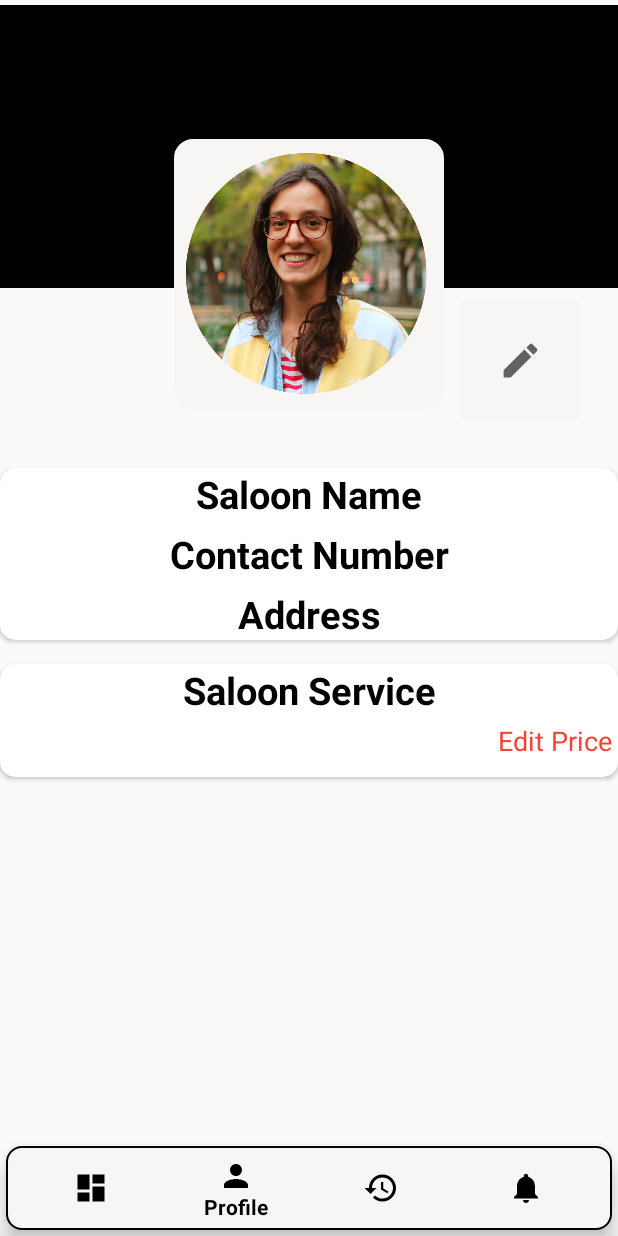
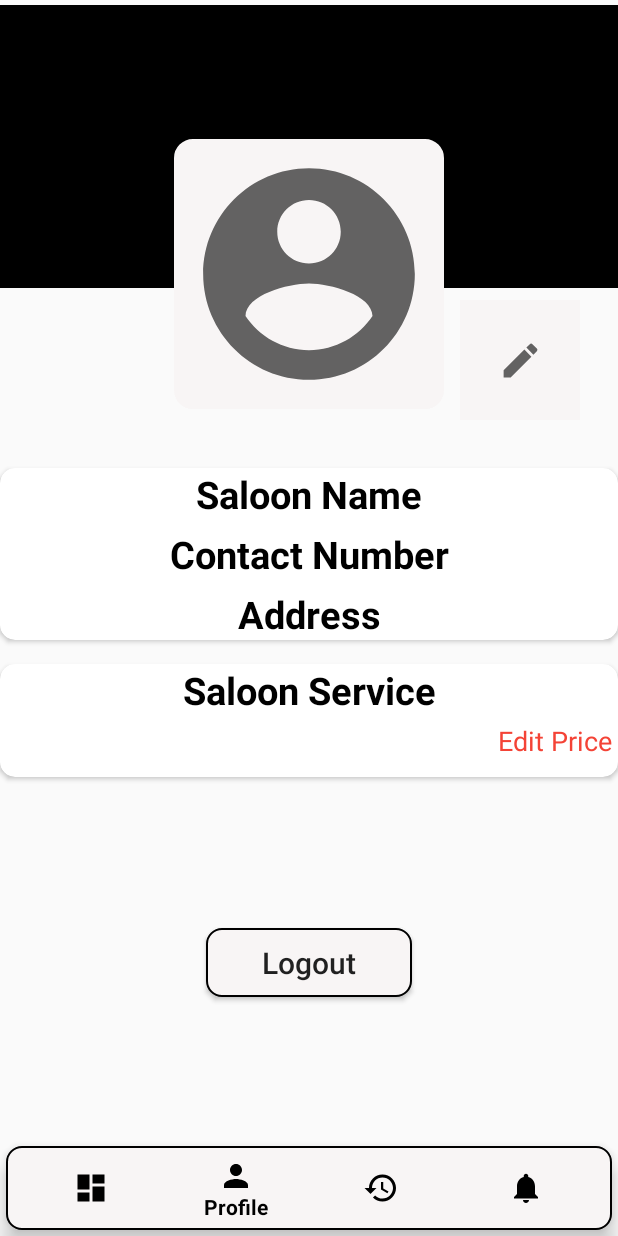
Before and after one commit to LeadNSol/SaloonAppointmentScheduling, an Android app: the SaloonDashboardActivity screen opened directly, with no data from a screen before it, item 2 of the bottom bar chosen, on a phone screen of 412 x 824 dp. Run offline under Robolectric (Android 15) with nearby library versions, the light colour scheme and no system bars; our stand-ins replace Firebase (no records; nobody signed in at launch, a user with empty details on screens opened directly); libraries missing offline, so code that uses them is left out: com.firebase.ui, gun0912.tedbottompicker.

Commit message:
Customer(Bottom Nav, Profile (LoadData + Update Profile), Logout

```diff
--- a/app/build.gradle
+++ b/app/build.gradle
@@ -42,6 +42,8 @@ dependencies {
     testImplementation 'junit:junit:4.13'
     androidTestImplementation 'androidx.test.ext:junit:1.1.2'
     androidTestImplementation 'androidx.test.espresso:espresso-core:3.3.0'
+    /*firebase ui*/
+    implementation 'com.firebaseui:firebase-ui-auth:4.3.1'
 
     // Image Picker dy
     implementation 'gun0912.ted:tedbottompicker:2.0.1'
--- a/app/src/main/java/com/leadnsolutions/saloonappointmentscheduling/activity/SplashActivity.java
+++ b/app/src/main/java/com/leadnsolutions/saloonappointmentscheduling/activity/SplashActivity.java
@@ -21,7 +21,7 @@ import java.util.Objects;
 import pub.devrel.easypermissions.AppSettingsDialog;
 import pub.devrel.easypermissions.EasyPermissions;
 
-public class SplashActivity extends AppCompatActivity implements View.OnClickListener,EasyPermissions.PermissionCallbacks {
+public class SplashActivity extends AppCompatActivity implements View.OnClickListener, EasyPermissions.PermissionCallbacks {
     private final static int SPLASH_DURATION = 1000;
     private static final int RC_VIDEO_APP_PERM = 124;
     private static final int RC_SETTINGS_SCREEN_PERM = 123;
--- a/app/src/main/java/com/leadnsolutions/saloonappointmentscheduling/saloon/SaloonDashboardActivity.java
+++ b/app/src/main/java/com/leadnsolutions/saloonappointmentscheduling/saloon/SaloonDashboardActivity.java
@@ -1,9 +1,7 @@
 package com.leadnsolutions.saloonappointmentscheduling.saloon;
 
 import android.os.Bundle;
-import android.view.MenuItem;
 
-import androidx.annotation.NonNull;
 import androidx.appcompat.app.AppCompatActivity;
 import androidx.fragment.app.Fragment;
 
@@ -15,15 +13,14 @@ import com.leadnsolutions.saloonappointmentscheduling.saloon.fragments.Notificat
 import com.leadnsolutions.saloonappointmentscheduling.saloon.fragments.ProfileFragment;
 import com.leadnsolutions.saloonappointmentscheduling.utils.UtilClass;
 
+import java.util.Objects;
+
 public class SaloonDashboardActivity extends AppCompatActivity {
 
-    private Fragment fragment;
+    Fragment fragment;
     private BottomNavigationView.OnNavigationItemSelectedListener mOnNavigationItemSelectedListener
-            = new BottomNavigationView.OnNavigationItemSelectedListener() {
+            = item -> {
 
-        @Override
-        public boolean onNavigationItemSelected(@NonNull MenuItem item) {
-            Fragment fragment;
         switch (item.getItemId()) {
             case R.id.navigation_dashboard:
 
@@ -46,14 +43,13 @@ public class SaloonDashboardActivity extends AppCompatActivity {
                 return true;
         }
         return false;
-        }
     };
 
     @Override
     protected void onCreate(Bundle savedInstanceState) {
         super.onCreate(savedInstanceState);
         setContentView(R.layout.activity_saloon_dashboard);
-        getSupportActionBar().hide();
+        Objects.requireNonNull(getSupportActionBar()).hide();
 
         BottomNavigationView navigation = findViewById(R.id.navigation);
         navigation.setOnNavigationItemSelectedListener(mOnNavigationItemSelectedListener);
--- a/app/src/main/java/com/leadnsolutions/saloonappointmentscheduling/saloon/fragments/ProfileFragment.java
+++ b/app/src/main/java/com/leadnsolutions/saloonappointmentscheduling/saloon/fragments/ProfileFragment.java
@@ -2,6 +2,7 @@ package com.leadnsolutions.saloonappointmentscheduling.saloon.fragments;
 
 import android.Manifest;
 import android.app.Dialog;
+import android.content.Intent;
 import android.content.pm.PackageManager;
 import android.graphics.Color;
 import android.graphics.drawable.ColorDrawable;
@@ -26,6 +27,7 @@ import androidx.core.app.ActivityCompat;
 import androidx.fragment.app.Fragment;
 
 import com.bumptech.glide.Glide;
+import com.firebase.ui.auth.AuthUI;
 import com.google.firebase.database.DataSnapshot;
 import com.google.firebase.database.DatabaseError;
 import com.google.firebase.database.DatabaseReference;
@@ -36,6 +38,7 @@ import com.google.firebase.storage.StorageReference;
 import com.google.firebase.storage.UploadTask;
 import com.google.gson.Gson;
 import com.leadnsolutions.saloonappointmentscheduling.R;
+import com.leadnsolutions.saloonappointmentscheduling.activity.SplashActivity;
 import com.leadnsolutions.saloonappointmentscheduling.saloon.model.SaloonModel;
 import com.leadnsolutions.saloonappointmentscheduling.utils.AppConstant;
 import com.leadnsolutions.saloonappointmentscheduling.utils.sharedPref.SharedPrefHelper;
@@ -58,6 +61,7 @@ public class ProfileFragment<updateDialog> extends Fragment {
     private Dialog priceDialog;
     private Uri imageUri;
     private UploadTask mUploadTask;
+    Button btnSLogout;
 
     public ProfileFragment() {
     }
@@ -82,18 +86,29 @@ public class ProfileFragment<updateDialog> extends Fragment {
         if (mActivity != null && mActivity.getSupportActionBar() != null) {
             mActivity.getSupportActionBar().hide();
         }
-        saloonProfileImg = view.findViewById(R.id.img_saloon_profile);
-        profileName = view.findViewById(R.id.profile_saloon_saloon_name);
+        saloonProfileImg = view.findViewById(R.id.saloon_profile_image);
+        profileName = view.findViewById(R.id.profile_saloon_name);
         profileNumber = view.findViewById(R.id.profile_saloon_phone);
         profileAddress = view.findViewById(R.id.profile_saloon_address);
         editPrice = view.findViewById(R.id.tv_edit_service_price);
-        ImageButton btnEditProfile = view.findViewById(R.id.btn_edit_info);
+        btnSLogout=view.findViewById(R.id.btn_saloon_logout);
+        ImageButton btnEditProfile = view.findViewById(R.id.btn_saloon_info_edit);
         editPrice.setOnClickListener(v -> editServicePrice());
 
 
         btnEditProfile.setOnClickListener(v -> showUpdateDialog());
 
         loadProfileData();
+        btnSLogout.setOnClickListener(view -> saloonLogout());
+    }
+
+    private void saloonLogout() {
+        SharedPrefHelper.getmHelper().clearPreferences();
+        AuthUI.getInstance()
+                .signOut(mActivity)
+                .addOnCompleteListener(task -> {
+                    mActivity.startActivity(new Intent(mActivity, SplashActivity.class));
+                });
     }
 
     private void loadProfileData() {
@@ -121,7 +136,7 @@ public class ProfileFragment<updateDialog> extends Fragment {
 
                 @Override
                 public void onCancelled(@NonNull DatabaseError error) {
-
+                    Toast.makeText(mActivity, (CharSequence) error, Toast.LENGTH_SHORT).show();
                 }
             });
         }
--- a/app/src/main/res/layout/fragment_profile.xml
+++ b/app/src/main/res/layout/fragment_profile.xml
@@ -32,24 +32,24 @@
         android:layout_marginTop="50dp"
         android:background="@drawable/style_image_bg"
         android:elevation="10dp"
-        app:layout_constraintBottom_toTopOf="@+id/saloon_profile_cardView"
+        app:layout_constraintBottom_toTopOf="@+id/customer_profile_cardview"
         app:layout_constraintEnd_toEndOf="parent"
         app:layout_constraintStart_toStartOf="parent"
         app:layout_constraintTop_toTopOf="parent">
 
         <ImageView
-            android:id="@+id/img_saloon_profile"
+            android:id="@+id/saloon_profile_image"
             android:layout_width="175dp"
             android:layout_height="175dp"
             android:layout_centerInParent="true"
             android:layout_margin="5dp"
             android:background="@color/colorWhite"
             android:contentDescription="@string/todo"
-            android:src="@drawable/circular_image" />
+            android:src="@drawable/ic_baseline_account_circle_24" />
     </RelativeLayout>
 
     <androidx.cardview.widget.CardView
-        android:id="@+id/saloon_profile_cardView"
+        android:id="@+id/customer_profile_cardview"
         android:layout_width="0dp"
         android:layout_height="wrap_content"
         android:layout_marginTop="120dp"
@@ -59,7 +59,7 @@
         app:layout_constraintTop_toTopOf="@+id/guideline">
 
         <TextView
-            android:id="@+id/profile_saloon_saloon_name"
+            android:id="@+id/profile_saloon_name"
             android:layout_width="match_parent"
             android:layout_height="wrap_content"
             android:gravity="center"
@@ -101,7 +101,7 @@
         app:cardCornerRadius="10dp"
         app:layout_constraintEnd_toEndOf="parent"
         app:layout_constraintStart_toStartOf="parent"
-        app:layout_constraintTop_toBottomOf="@+id/saloon_profile_cardView">
+        app:layout_constraintTop_toBottomOf="@+id/customer_profile_cardview">
 
         <LinearLayout
             android:layout_width="match_parent"
@@ -142,7 +142,7 @@
     </androidx.cardview.widget.CardView>
 
     <ImageButton
-        android:id="@+id/btn_edit_info"
+        android:id="@+id/btn_saloon_info_edit"
         android:layout_width="80dp"
         android:layout_height="80dp"
         android:layout_marginStart="27dp"
@@ -156,4 +156,17 @@
         app:layout_constraintStart_toEndOf="@+id/relativeLayout"
         app:layout_constraintTop_toBottomOf="@+id/view2" />
 
+    <Button
+        android:id="@+id/btn_saloon_logout"
+        android:layout_width="137dp"
+        android:layout_height="46dp"
+        android:layout_marginBottom="92dp"
+        android:text="@string/logout"
+        android:textAllCaps="false"
+        android:textSize="20sp"
+        android:background="@drawable/style_dialog"
+        app:layout_constraintBottom_toBottomOf="parent"
+        app:layout_constraintEnd_toEndOf="parent"
+        app:layout_constraintStart_toStartOf="parent" />
+
 </androidx.constraintlayout.widget.ConstraintLayout>
--- a/app/src/main/res/values/strings.xml
+++ b/app/src/main/res/values/strings.xml
@@ -70,4 +70,8 @@
     <string name="day_to">Day to</string>
     <string name="time_from">Time From</string>
     <string name="time_to">Time to</string>
+    <string name="logout">Logout</string>
+    <string name="customer_name">Customer Name</string>
+    <string name="customer_info_update">Customer Info Update Dialog</string>
+
 </resources>
```
Also changed, not shown: app/src/main/java/com/leadnsolutions/saloonappointmentscheduling/customer/CustomerDashboardActivity.java (+52 -33 lines), app/src/main/java/com/leadnsolutions/saloonappointmentscheduling/customer/model/CustomerModel.java (+32 -0 lines), app/src/main/res/layout/activity_customer_dashboard.xml (+40 -5 lines). Lines whose indentation alone changed are shown as unchanged.
